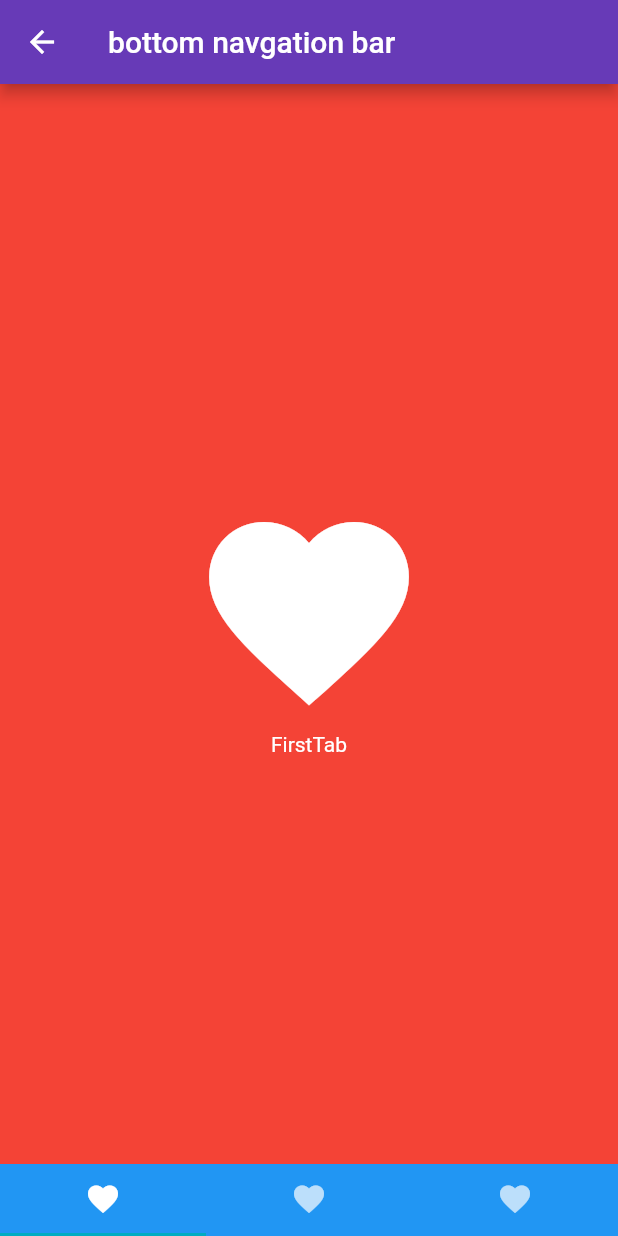
After one commit to sunwgit/flutter_demo, a Flutter app: the BottomNavBar screen opened directly, on a phone screen of 412 x 824 dp. The commit adds this screen. Run offline on Flutter 3.47's test engine with Material 2 defaults, Android fonts, the phone set to English and light mode, and no system bars; our stand-ins replace event_bus, flutter_screenutil, flutter_swiper.

```diff
--- a/lib/model/photo.dart
+++ b/lib/model/photo.dart
@@ -1,13 +1,13 @@
-class Photo{
+class Photo {
   final int albumId;
   final int id;
   final String title;
   final String url;
   final String thumbnailUrl;
 
-  Photo({this.albumId,this.id,this.title,this.url,this.thumbnailUrl});
+  Photo({this.albumId, this.id, this.title, this.url, this.thumbnailUrl});
 
-  factory Photo.fromJson(Map<String,dynamic> json){
+  factory Photo.fromJson(Map<String, dynamic> json) {
     return Photo(
       albumId: json['albumId'] as int,
       id: json['id'] as int,
--- a/lib/pages/_eventBus/childTwo.dart
+++ b/lib/pages/_eventBus/childTwo.dart
@@ -26,7 +26,10 @@ class _ChildTwoState extends State<ChildTwo> {
     return Column(
       mainAxisAlignment: MainAxisAlignment.spaceEvenly,
       children: <Widget>[
-        Text(widget.title,style: Theme.of(context).textTheme.headline,),
+        Text(
+          widget.title,
+          style: Theme.of(context).textTheme.headline,
+        ),
         Text('从兄弟组件传过来的值：$dataFromSibling')
       ],
     );
--- /dev/null
+++ b/lib/pages/bottomNavBar/bottomNavBar.dart
@@ -0,0 +1,59 @@
+import 'package:flutter/material.dart';
+import 'tabs/first.dart';
+
+class BottomNavBar extends StatefulWidget {
+  final String title;
+  BottomNavBar(this.title);
+  _BottomNavBarState createState() => _BottomNavBarState();
+}
+
+class _BottomNavBarState extends State<BottomNavBar>
+    with SingleTickerProviderStateMixin {
+  TabController _controller;
+  @override
+  void initState() {
+    super.initState();
+    //Initialize the Tab Controller
+    _controller = TabController(length: 3, vsync: this);
+  }
+
+  @override
+  void dispose() {
+    _controller.dispose();
+    super.dispose();
+  }
+
+  @override
+  Widget build(BuildContext context) {
+    return Scaffold(
+      appBar: AppBar(
+        title: Text(widget.title),
+      ),
+      body: TabBarView(
+        controller: _controller,
+        children: <Widget>[
+          FirstTab(),
+          FirstTab(),
+          FirstTab(),
+        ],
+      ),
+      bottomNavigationBar: Material(
+        color: Colors.blue,
+        child: TabBar(
+          tabs: <Widget>[
+            Tab(
+              icon: Icon(Icons.favorite),
+            ),
+            Tab(
+              icon: Icon(Icons.favorite),
+            ),
+            Tab(
+              icon: Icon(Icons.favorite),
+            ),
+          ],
+          controller: _controller,
+        ),
+      ),
+    );
+  }
+}
--- /dev/null
+++ b/lib/pages/bottomNavBar/tabs/first.dart
@@ -0,0 +1,28 @@
+import 'package:flutter/material.dart';
+
+class FirstTab extends StatelessWidget {
+  @override
+  Widget build(BuildContext context) {
+    return Scaffold(
+      backgroundColor: Colors.red,
+      body: Container(
+        child: Center(
+          child: Column(
+            mainAxisAlignment: MainAxisAlignment.center,
+            children: <Widget>[
+              Icon(
+                Icons.favorite,
+                size: 160.0,
+                color: Colors.white,
+              ),
+              Text(
+                'FirstTab',
+                style: TextStyle(color: Colors.white),
+              ),
+            ],
+          ),
+        ),
+      ),
+    );
+  }
+}
--- a/lib/pages/design/drawerDemo.dart
+++ b/lib/pages/design/drawerDemo.dart
@@ -13,7 +13,7 @@ class DrawerDemo extends StatelessWidget {
                 'Drawer Header',
                 style: TextStyle(
                   // color: Colors.deepOrange,
-                  fontSize: 25,
+                  fontSize: 16,
                 ),
               ),
             ),
--- a/lib/pages/forms/focusNodeDemo.dart
+++ b/lib/pages/forms/focusNodeDemo.dart
@@ -33,12 +33,12 @@ class _MyCustomFormState extends State<MyCustomForm> {
             TextField(
               autofocus: true,
               decoration: InputDecoration(
-                hintText: 'First TextField(This is a hintText)'
-              ),
+                  hintText: 'First TextField(This is a hintText)'),
             ),
             TextField(
               focusNode: myFocusNode,
-              decoration: InputDecoration(labelText: 'Second Textfield(This is a labelText)'),
+              decoration: InputDecoration(
+                  labelText: 'Second Textfield(This is a labelText)'),
             )
           ],
         ),
--- a/lib/pages/lists/mixedList.dart
+++ b/lib/pages/lists/mixedList.dart
@@ -1,5 +1,6 @@
 import 'package:flutter/material.dart';
 import '../../model/listItem.dart';
+
 class MixedList extends StatelessWidget {
   MixedList({this.title, @required this.items});
   final String title;
--- a/lib/pages/network/fetchData.dart
+++ b/lib/pages/network/fetchData.dart
@@ -7,8 +7,9 @@ import '../../model/post.dart';
 
 //获取数据的方法
 Future<Post> fetchPost() async {
-  final response =
-      await http.get('https://jsonplaceholder.typicode.com/posts/1',headers: {HttpHeaders.authorizationHeader:''});
+  final response = await http.get(
+      'https://jsonplaceholder.typicode.com/posts/1',
+      headers: {HttpHeaders.authorizationHeader: ''});
   if (response.statusCode == 200) {
     return Post.fromJson(json.decode(response.body));
   } else {
--- a/pubspec.yaml
+++ b/pubspec.yaml
@@ -10,7 +10,7 @@ description: A new Flutter project.
 version: 1.0.0+1
 
 environment:
-    sdk: '>=2.0.0-dev.68.0 <3.0.0'
+    sdk: '>=2.1.0 <3.0.0'
 
 dependencies:
     flutter:
```
Also changed, not shown: lib/pages/animation/animate.dart (+4 -4 lines), lib/pages/design/tabDemo.dart (+14 -3 lines), lib/pages/design/wrapDemo.dart (added, +22 -0 lines), lib/pages/forms/formDemo.dart (+12 -6 lines), lib/pages/gestures/dismissDemo.dart (+5 -2 lines), lib/pages/myHomePage.dart (+23 -3 lines), lib/pages/swiper/swiperDemo.dart (+4 -5 lines), lib/model/base.dart (line endings or trailing spaces), lib/model/post.dart (line endings or trailing spaces), lib/pages/_eventBus/childOne.dart (indentation only), lib/pages/navigation/returnData.dart (line endings or trailing spaces), 1 other file.
